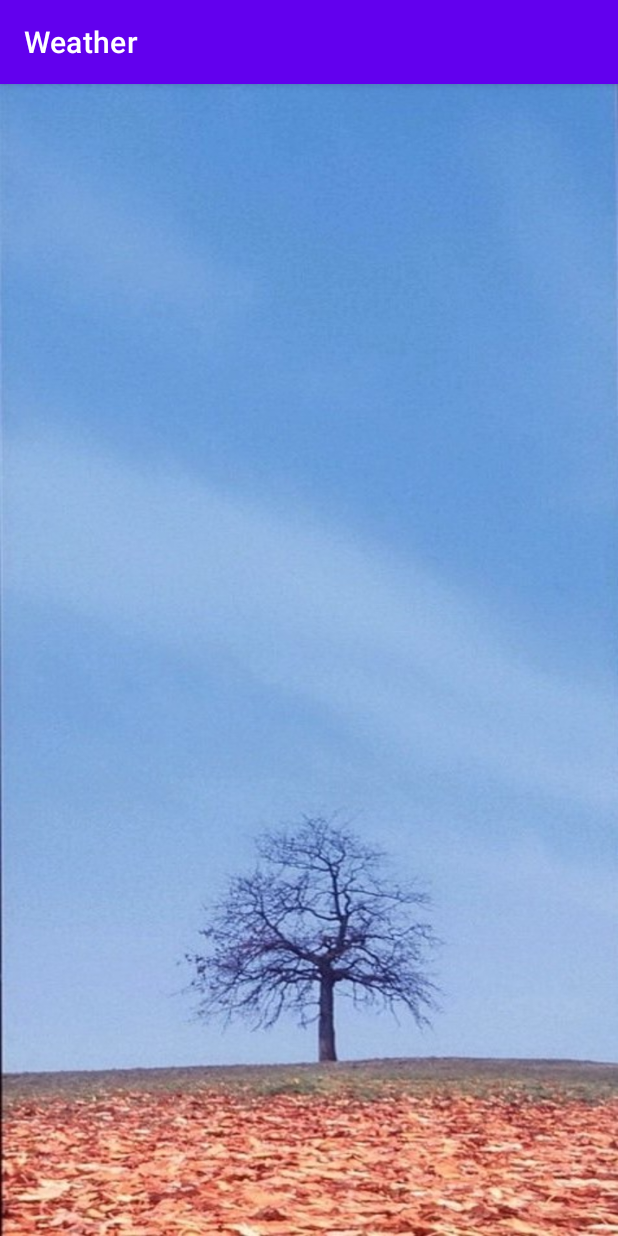
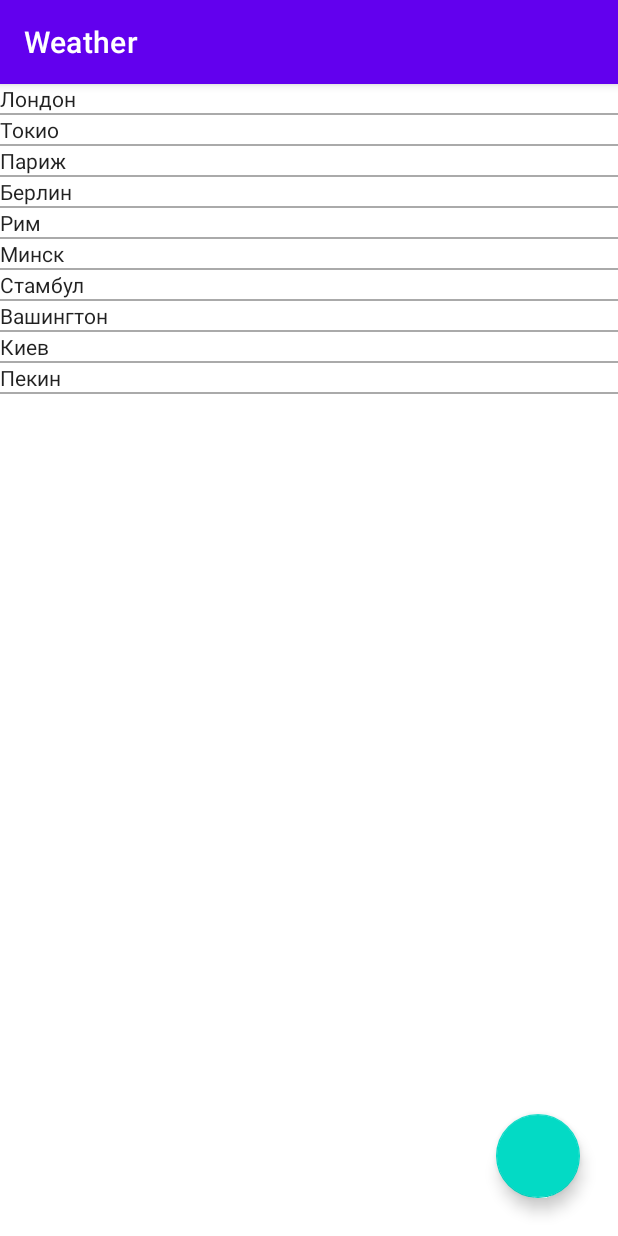
Before and after one commit to anton-tchaikovsky/Weather, an Android app: the screen it shows after launch (WeatherMainActivity), on a phone screen of 412 x 824 dp. Run offline under Robolectric (Android 15) with nearby library versions, the phone set to English and light mode, and no system bars.

Commit message:
Создал данные для городов, фрагмент для отображения городов, адаптер для отображения списка городов

```diff
--- /dev/null
+++ b/app/src/main/java/com/example/weather/model/DataWeather.kt
@@ -0,0 +1,30 @@
+package com.example.weather.model
+
+fun getDefaultCity() = City("Москва", 55.755826, 37.617299900000035)
+
+fun getDataWeatherWorldCities() = listOf(
+        Weather(City("Лондон", 51.5085300, -0.1257400), 1, 2),
+        Weather(City("Токио", 35.6895000, 139.6917100), 3, 4),
+        Weather(City("Париж", 48.8534100, 2.3488000), 5, 6),
+        Weather(City("Берлин", 52.52000659999999, 13.404953999999975), 7, 8),
+        Weather(City("Рим", 41.9027835, 12.496365500000024), 9, 10),
+        Weather(City("Минск", 53.90453979999999, 27.561524400000053), 11, 12),
+        Weather(City("Стамбул", 41.0082376, 28.97835889999999), 13, 14),
+        Weather(City("Вашингтон", 38.9071923, -77.03687070000001), 15, 16),
+        Weather(City("Киев", 50.4501, 30.523400000000038), 17, 18),
+        Weather(City("Пекин", 39.90419989999999, 116.40739630000007), 19, 20)
+    )
+
+fun getDataWeatherRussianCities() = listOf(
+        Weather(City("Москва", 55.755826, 37.617299900000035), 1, 2),
+        Weather(City("Санкт-Петербург", 59.9342802, 30.335098600000038), 3, 3),
+        Weather(City("Новосибирск", 55.00835259999999, 82.93573270000002), 5, 6),
+        Weather(City("Екатеринбург", 56.83892609999999, 60.60570250000001), 7,
+            8),
+        Weather(City("Нижний Новгород", 56.2965039, 43.936059), 9, 10),
+        Weather(City("Казань", 55.8304307, 49.06608060000008), 11, 12),
+        Weather(City("Челябинск", 55.1644419, 61.4368432), 13, 14),
+        Weather(City("Омск", 54.9884804, 73.32423610000001), 15, 16),
+        Weather(City("Ростов-на-Дону", 47.2357137, 39.701505), 17, 18),
+        Weather(City("Уфа", 54.7387621, 55.972055400000045), 19, 20)
+    )
--- a/app/src/main/java/com/example/weather/model/Repository.kt
+++ b/app/src/main/java/com/example/weather/model/Repository.kt
@@ -2,4 +2,6 @@ package com.example.weather.model
 
 interface Repository {
     fun getWeather(): Weather
+    fun getWeatherWorldCities(): List<Weather>
+    fun getWeatherRussianCities(): List<Weather>
 }
--- a/app/src/main/java/com/example/weather/model/RepositoryLocalImpl.kt
+++ b/app/src/main/java/com/example/weather/model/RepositoryLocalImpl.kt
@@ -1,7 +1,7 @@
 package com.example.weather.model
 
 class RepositoryLocalImpl:Repository {
-    override fun getWeather(): Weather {
-        return Weather()
-    }
+    override fun getWeather() = Weather()
+    override fun getWeatherWorldCities() = getDataWeatherWorldCities()
+    override fun getWeatherRussianCities() = getDataWeatherRussianCities()
 }
--- a/app/src/main/java/com/example/weather/model/RepositoryRemoteImpl.kt
+++ b/app/src/main/java/com/example/weather/model/RepositoryRemoteImpl.kt
@@ -1,7 +1,7 @@
 package com.example.weather.model
 
 class RepositoryRemoteImpl:Repository {
-    override fun getWeather(): Weather {
-        return Weather()
-    }
+    override fun getWeather()= Weather()
+    override fun getWeatherWorldCities() = getDataWeatherWorldCities()
+    override fun getWeatherRussianCities() = getDataWeatherRussianCities()
 }
--- a/app/src/main/java/com/example/weather/model/Weather.kt
+++ b/app/src/main/java/com/example/weather/model/Weather.kt
@@ -3,4 +3,3 @@ package com.example.weather.model
 data class Weather(val city: City = getDefaultCity(),
                    val temperature: Int = 15,
                    val feelsLike: Int = 9)
-private fun getDefaultCity() = City("Москва", 55.755826, 37.617299900000035)
--- /dev/null
+++ b/app/src/main/java/com/example/weather/view/CityListFragment.kt
@@ -0,0 +1,52 @@
+package com.example.weather.view
+
+import android.annotation.SuppressLint
+import android.os.Bundle
+import androidx.fragment.app.Fragment
+import android.view.LayoutInflater
+import android.view.View
+import android.view.ViewGroup
+import android.widget.*
+import androidx.recyclerview.widget.RecyclerView
+import com.example.weather.R
+import com.example.weather.databinding.FragmentCityListBinding
+import com.example.weather.model.getDataWeatherWorldCities
+
+class CityListFragment : Fragment() {
+
+
+    private var _binding: FragmentCityListBinding?=null
+    private val binding get() = _binding!!
+
+    private val citiesListAdapter = CityListFragmentAdapter()
+
+
+
+    companion object {
+        fun newInstance() = CityListFragment()
+    }
+
+    override fun onCreateView(
+        inflater: LayoutInflater,
+        container: ViewGroup?,
+        savedInstanceState: Bundle?
+    ): View {
+        _binding = FragmentCityListBinding.inflate(inflater, container,false)
+        return binding.root
+    }
+
+    @SuppressLint("NotifyDataSetChanged")
+    override fun onViewCreated(view: View, savedInstanceState: Bundle?) {
+        val citiesList:RecyclerView = binding.citiesList
+        citiesListAdapter.setCitiesList(getDataWeatherWorldCities())
+        citiesListAdapter.notifyDataSetChanged()
+        citiesList.adapter = citiesListAdapter
+        super.onViewCreated(view, savedInstanceState)
+
+    }
+
+    override fun onDestroy() {
+        _binding=null
+        super.onDestroy()
+    }
+}
--- /dev/null
+++ b/app/src/main/java/com/example/weather/view/CityListFragmentAdapter.kt
@@ -0,0 +1,42 @@
+package com.example.weather.view
+
+import android.view.LayoutInflater
+import android.view.View
+import android.view.ViewGroup
+import android.widget.CheckedTextView
+import androidx.recyclerview.widget.RecyclerView
+import com.example.weather.R
+import com.example.weather.databinding.CityItemBinding
+import com.example.weather.model.Weather
+
+class CityListFragmentAdapter: RecyclerView.Adapter<CityListFragmentAdapter.ViewHolder>() {
+
+    private var dataWeatherList:List<Weather> = listOf()
+
+    fun setCitiesList(dataWeatherList:List<Weather>){
+        this.dataWeatherList = dataWeatherList
+    }
+
+    override fun onCreateViewHolder(parent: ViewGroup, viewType: Int): ViewHolder {
+        val inflater = LayoutInflater.from(parent.context)
+        return ViewHolder(inflater.inflate(R.layout.city_item, parent, false))
+    }
+
+    override fun onBindViewHolder(holder: ViewHolder, position: Int) {
+        holder.setCity(dataWeatherList[position])
+    }
+
+    override fun getItemCount(): Int {
+        return dataWeatherList.size
+    }
+
+    inner class ViewHolder(itemView: View) : RecyclerView.ViewHolder(itemView){
+
+        private var binding:CityItemBinding = CityItemBinding.bind(itemView)
+
+        fun setCity (dataWeather: Weather){
+            binding.cityName.text = dataWeather.city.cityName
+        }
+
+    }
+}
--- a/app/src/main/java/com/example/weather/view/WeatherListFragment.kt
+++ b/app/src/main/java/com/example/weather/view/WeatherListFragment.kt
@@ -26,7 +26,7 @@ class WeatherListFragment : Fragment() {
        fun newInstance() = WeatherListFragment()
     }
 
-    // создание переменной для доступа к WeatherListViewModel
+    /*// создание переменной для доступа к WeatherListViewModel
     private lateinit var viewModel: WeatherListViewModel
 
 
@@ -148,5 +148,5 @@ class WeatherListFragment : Fragment() {
         super.onDestroyView()
     }
 
-
+*/
 }
--- a/app/src/main/java/com/example/weather/view/WeatherMainActivity.kt
+++ b/app/src/main/java/com/example/weather/view/WeatherMainActivity.kt
@@ -16,11 +16,12 @@ class WeatherMainActivity : AppCompatActivity() {
         binding= WeatherActivityMainBinding.inflate(layoutInflater)
         setContentView(binding.root)
 
-        // создание и запуск WeatherListFragment
+        // создание и запуск CityListFragment
         if (savedInstanceState == null) {
             supportFragmentManager.beginTransaction()
-                .replace(R.id.container, WeatherListFragment.newInstance())
+                .replace(R.id.container, CityListFragment.newInstance())
                 .commitNow()
         }
     }
+
 }
--- a/app/src/main/java/com/example/weather/viewmodel/AppState.kt
+++ b/app/src/main/java/com/example/weather/viewmodel/AppState.kt
@@ -3,7 +3,7 @@ package com.example.weather.viewmodel
 import com.example.weather.model.Weather
 
 sealed class AppState{
-    data class Success (val weatherData: Weather): AppState()
+    data class Success (val weatherData: List <Weather>): AppState()
     data class Error(val error: Throwable) : AppState()
     object Loading: AppState()
 }
--- /dev/null
+++ b/app/src/main/res/layout/city_item.xml
@@ -0,0 +1,18 @@
+<?xml version="1.0" encoding="utf-8"?>
+<LinearLayout xmlns:android="http://schemas.android.com/apk/res/android"
+    android:orientation="vertical"
+    android:layout_width="match_parent"
+    android:layout_height="wrap_content">
+
+    <CheckedTextView
+        android:id="@+id/city_name"
+        android:layout_width="match_parent"
+        android:layout_height="wrap_content"/>
+
+    <View
+        android:layout_width="match_parent"
+        android:layout_height="@dimen/line"
+        android:background="@android:color/darker_gray"
+        />
+
+</LinearLayout>
--- /dev/null
+++ b/app/src/main/res/layout/fragment_city_list.xml
@@ -0,0 +1,27 @@
+<?xml version="1.0" encoding="utf-8"?>
+<androidx.constraintlayout.widget.ConstraintLayout xmlns:android="http://schemas.android.com/apk/res/android"
+    xmlns:tools="http://schemas.android.com/tools"
+    android:layout_width="match_parent"
+    android:layout_height="match_parent"
+    xmlns:app="http://schemas.android.com/apk/res-auto"
+    tools:context=".view.CityListFragment">
+
+    <androidx.recyclerview.widget.RecyclerView
+        android:id="@+id/cities_list"
+        android:layout_width="match_parent"
+        android:layout_height="wrap_content"
+        app:layoutManager="androidx.recyclerview.widget.LinearLayoutManager"
+        app:layout_constraintTop_toTopOf="parent"
+        app:layout_constraintLeft_toLeftOf="parent"
+        app:layout_constraintRight_toRightOf="parent"/>
+
+    <com.google.android.material.floatingactionbutton.FloatingActionButton
+        android:id="@+id/mainFragmentFAB"
+        android:layout_width="wrap_content"
+        android:layout_height="wrap_content"
+        android:layout_margin="@dimen/floating_button"
+        app:layout_constraintBottom_toBottomOf="parent"
+        app:layout_constraintEnd_toEndOf="parent"
+         />
+
+</androidx.constraintlayout.widget.ConstraintLayout>
--- a/app/src/main/res/values/dimens.xml
+++ b/app/src/main/res/values/dimens.xml
@@ -4,4 +4,6 @@
     <dimen name="margin_15_dp">15dp</dimen>
     <dimen name="temperature_value_text_size">40dp</dimen>
     <dimen name="feels_like_text_size">30sp</dimen>
+    <dimen name="floating_button">25dp</dimen>
+    <dimen name="line">1dp</dimen>
 </resources>
--- a/app/src/main/res/values/strings.xml
+++ b/app/src/main/res/values/strings.xml
@@ -4,4 +4,6 @@
     <string name="feels_like_label">Ощущается как</string>
     <string name="city_coordinates">lt/ln: %s, %s"</string>
     <string name="loading">Загрузка данных</string>
+    <!-- TODO: Remove or change this placeholder text -->
+    <string name="hello_blank_fragment">Hello blank fragment</string>
 </resources>
```
Also changed, not shown: app/src/main/java/com/example/weather/viewmodel/WeatherListViewModel.kt (+9 -1 lines).
